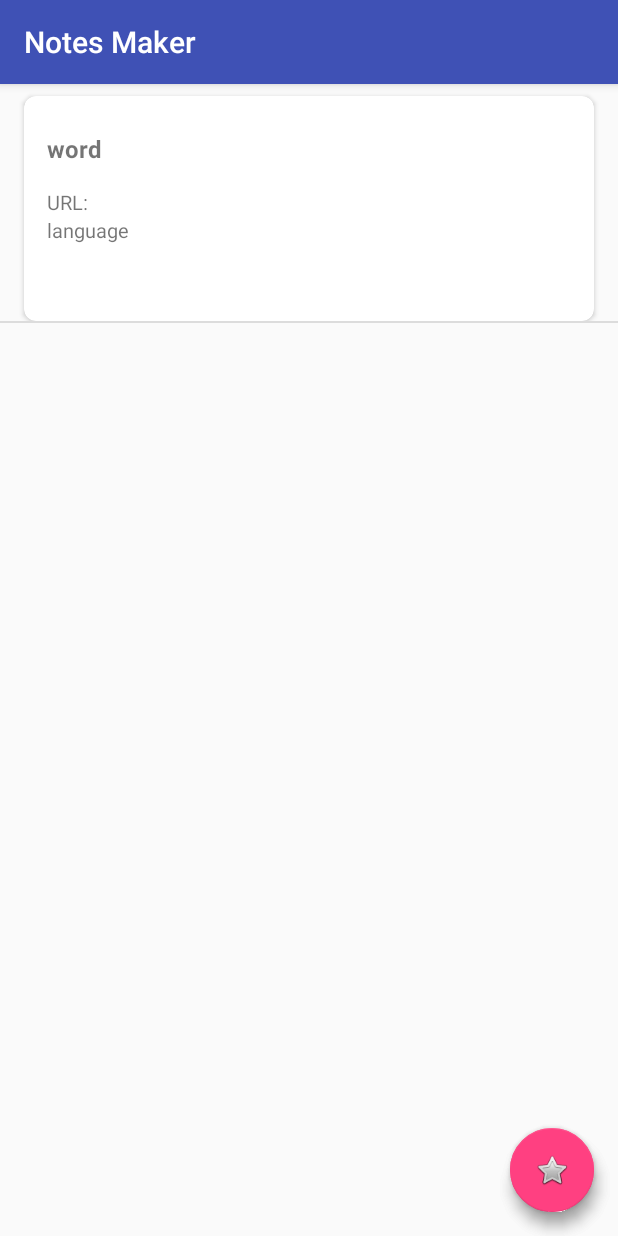
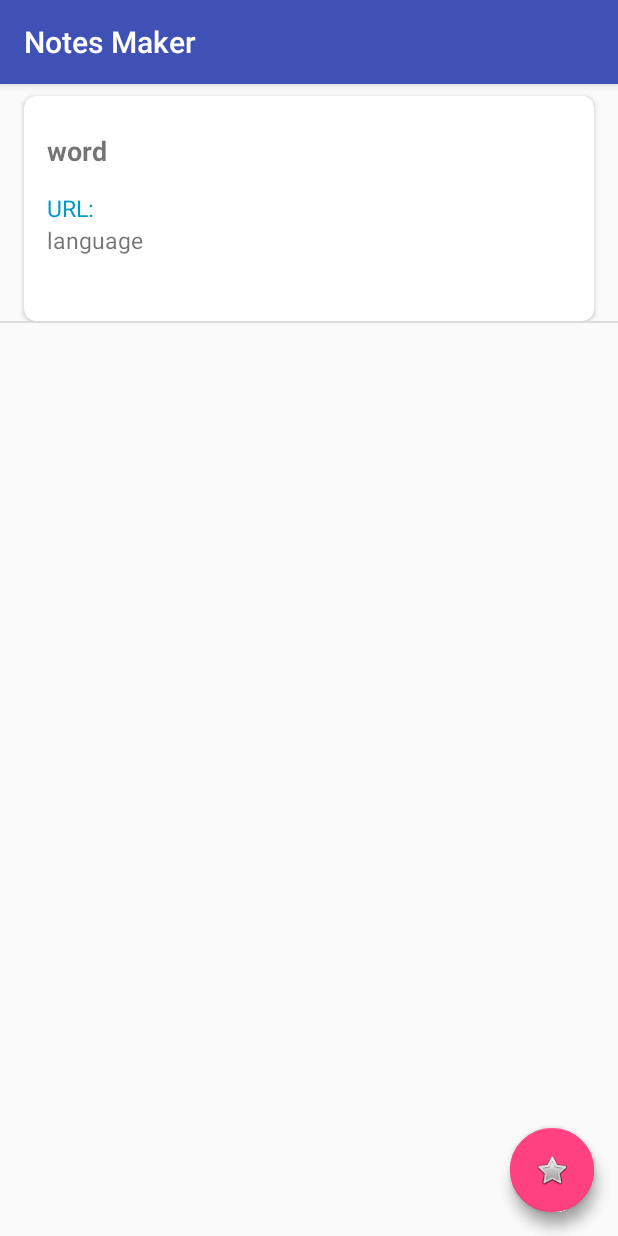
Before and after one commit to mehak0108/Notes-maker, an Android app: the PhraseFragment screen opened directly, with no data from a screen before it, on a phone screen of 412 x 824 dp. Run offline under Robolectric (Android 15) with nearby library versions, the phone set to English and light mode, and no system bars; network calls fail; 6 statements that could not run were skipped.

Commit message:
URL feature added

```diff
--- /dev/null
+++ b/app/src/main/java/com/example/mehak/notes_maker/ItemSelected.java
@@ -0,0 +1,6 @@
+package com.example.mehak.notes_maker;
+
+public interface ItemSelected {
+
+    public void onItemSelected(KeyPhrase keyphrase);
+}
--- a/app/src/main/java/com/example/mehak/notes_maker/KeyPhrase.java
+++ b/app/src/main/java/com/example/mehak/notes_maker/KeyPhrase.java
@@ -14,7 +14,6 @@ public class KeyPhrase implements Parcelable{
 
     public KeyPhrase(Parcel in){
         name = in.readString();
-        //url = in.readArrayList(null);
         url = in.readString();
         language = in.readString();
     }
--- a/app/src/main/java/com/example/mehak/notes_maker/PhraseFragment.java
+++ b/app/src/main/java/com/example/mehak/notes_maker/PhraseFragment.java
@@ -2,6 +2,8 @@ package com.example.mehak.notes_maker;
 
 
 import android.app.Activity;
+import android.content.Intent;
+import android.net.Uri;
 import android.os.AsyncTask;
 import android.os.Bundle;
 import android.support.v4.app.Fragment;
@@ -122,18 +124,19 @@ public class PhraseFragment extends Fragment {
         adapter = new PhraseAdapter(getActivity(), phraseList);
         lv.setAdapter(adapter);
 
-        /*lv.setOnItemClickListener(new AdapterView.OnItemClickListener() {
+        lv.setOnItemClickListener(new AdapterView.OnItemClickListener() {
             @Override
             public void onItemClick(AdapterView<?> parent, View view, int position, long id) {
-                if (isNetworkAvailable()) {
-                    ((ItemSelected) getActivity()).onItemSelected(moviesList.get(position));
-                }
+                //if (isNetworkAvailable()) {
+                    ((ItemSelected) getActivity()).onItemSelected(phraseList.get(position));
+
+                /*}
                 else {
                     Toast.makeText(getContext(), "No Connection!\nCheck your Internet Connection",
                             Toast.LENGTH_LONG).show();
+                }*/
             }
-            }
-        });*/
+        });
         return rootView;
     }
 
@@ -165,13 +168,13 @@ public class PhraseFragment extends Fragment {
             for (KeyPhrase current : keys)
                 adapter.add(current);
             adapter.notifyDataSetChanged();
+
+            //Log.v("done","done");
         }
-    }
-
+        KeyPhrase[] resultList;
 
         public KeyPhrase[] getWords(String str) throws JSONException {
-        //final String ID = "id";
-        KeyPhrase[] resultList = null;
+
 
             final String DOCUMENTS = "documents";
             final String ENTITIES = "entities";
@@ -197,14 +200,8 @@ public class PhraseFragment extends Fragment {
                     Log.e("lang",kp.language);
 
                     resultList[i] = kp;
-                phraseList.add(kp);
+                    //phraseList.add(kp);
                 }
-
-            /*resultList = new String[jarry.length()];
-            for(int i=0;i<jarry.length();i++){
-                //Log.e("words",jarry.getString(0));
-                resultList[i] = jarry.getString(i);
-            }*/
 
                 return resultList;
             }
@@ -212,5 +209,9 @@ public class PhraseFragment extends Fragment {
                 return null;
 
         }
+    }
+
+
+
 
 }
--- a/app/src/main/java/com/example/mehak/notes_maker/PhrasesActivity.java
+++ b/app/src/main/java/com/example/mehak/notes_maker/PhrasesActivity.java
@@ -1,6 +1,8 @@
 package com.example.mehak.notes_maker;
 
 import android.content.Context;
+import android.content.Intent;
+import android.net.Uri;
 import android.os.AsyncTask;
 import android.support.v7.app.AppCompatActivity;
 import android.os.Bundle;
@@ -17,13 +19,7 @@ import org.json.JSONObject;
 import java.util.ArrayList;
 import java.util.concurrent.ExecutionException;
 
-public class PhrasesActivity extends AppCompatActivity {
-
-    String result;
-    ArrayList<KeyPhrase> wordsArry;
-    //String[] keyPhrases;
-    TextView tv;
-    TextView tvphraseid;
+public class PhrasesActivity extends AppCompatActivity implements ItemSelected{
 
     @Override
     protected void onCreate(Bundle savedInstanceState) {
@@ -44,18 +40,13 @@ public class PhrasesActivity extends AppCompatActivity {
 
         }
 
-        /*tv = (TextView)findViewById(R.id.tv_phrase);
-        tvphraseid = (TextView)findViewById(R.id.tv_phraseid);
+    }
 
-        if(savedInstanceState == null){
-            Bundle bundle = getIntent().getExtras();
-            result = bundle.getString("Words");
-            Log.v("result",result);*/
+    @Override
+    public void onItemSelected(KeyPhrase keyPhrase) {
 
-            //FetchResult fetchResult = new FetchResult();
-            //fetchResult.execute();
-
-
+        Intent browserIntent = new Intent(Intent.ACTION_VIEW, Uri.parse(keyPhrase.url));
+        startActivity(browserIntent);
 
     }
 
--- a/app/src/main/res/layout/activity_phrases.xml
+++ b/app/src/main/res/layout/activity_phrases.xml
@@ -31,23 +31,3 @@
         android:layout_margin="16dp"
         android:src="@android:drawable/btn_star_big_off" />
 </android.support.design.widget.CoordinatorLayout>
-
-    <!--RelativeLayout xmlns:android="http://schemas.android.com/apk/res/android"
-        xmlns:app="http://schemas.android.com/apk/res-auto"
-        xmlns:tools="http://schemas.android.com/tools"
-        android:layout_width="match_parent"
-        android:layout_height="match_parent"
-        tools:context=".PhrasesActivity">
-
-        <TextView
-            android:id="@+id/tv_phraseid"
-            android:layout_width="match_parent"
-            android:layout_height="match_parent"
-            android:textColor="@android:color/black"/>
-        <TextView
-            android:id="@+id/tv_phrase"
-            android:layout_width="match_parent"
-            android:layout_height="match_parent"
-            android:layout_marginTop="10dp"/>
-
-    </RelativeLayout-->
--- a/app/src/main/res/layout/list_item.xml
+++ b/app/src/main/res/layout/list_item.xml
@@ -21,14 +21,6 @@
             card_view:cardBackgroundColor="@color/white"
             card_view:cardCornerRadius="8dp">
 
-            <!--ImageView
-                android:id="@+id/image"
-                android:layout_width="120dp"
-                android:layout_height="150dp"
-                android:layout_marginTop="0dp"
-                android:layout_marginBottom="4dp"
-                android:layout_marginLeft="18dp" /-->
-
             <LinearLayout
                 android:layout_width="match_parent"
                 android:layout_height="wrap_content"
@@ -40,7 +32,7 @@
                     android:id="@+id/wordName"
                     android:layout_width="wrap_content"
                     android:layout_height="wrap_content"
-                    android:textSize="16sp"
+                    android:textSize="18sp"
                     android:textStyle="bold"
                     android:layout_marginTop="4dp"
                     android:layout_marginBottom="15dp"
@@ -50,7 +42,9 @@
                     android:id="@+id/wordUrl"
                     android:layout_width="wrap_content"
                     android:layout_height="wrap_content"
-                    android:textSize="13sp"
+                    android:textSize="15sp"
+
+                    android:textColor="@android:color/holo_blue_dark"
                     android:text="URL:" />
 
                 <TextView
@@ -58,7 +52,7 @@
                     android:layout_width="wrap_content"
                     android:layout_height="wrap_content"
                     android:text="language"
-                    android:textSize="13sp" />
+                    android:textSize="15sp" />
             </LinearLayout>
         </android.support.v7.widget.CardView>
     </LinearLayout>
```
Also changed, not shown: app/src/main/java/com/example/mehak/notes_maker/Helpers/PhraseAdapter.java (+5 -2 lines), app/src/main/java/com/example/mehak/notes_maker/PermissionUtils.java (deleted, +0 -47 lines). Lines whose indentation alone changed are shown as unchanged.
